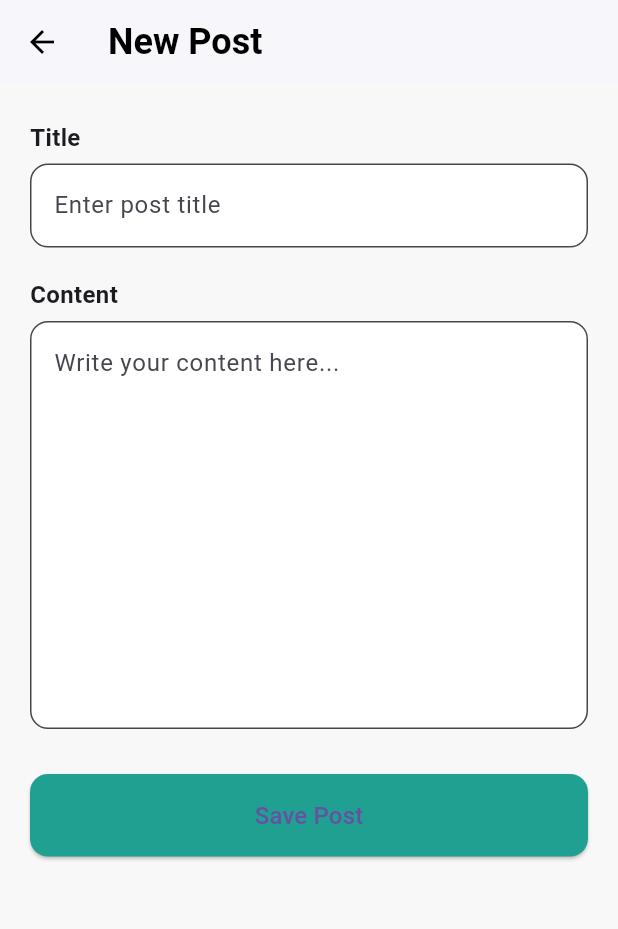
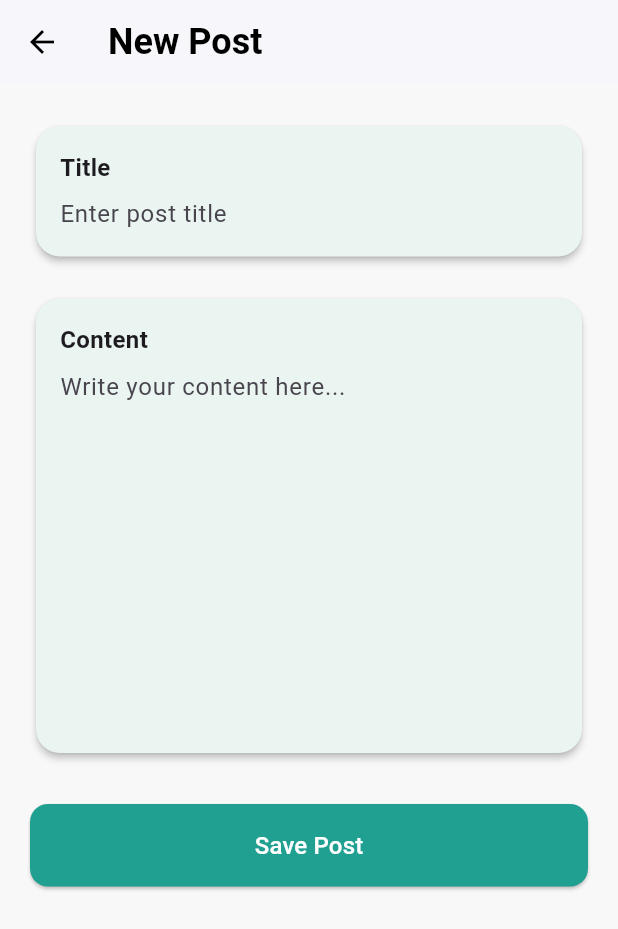
Before and after one commit to soeun0127/forkcast, a Flutter app: the HomePage screen opened directly, item 2 of the bottom bar chosen, after a tap on the "edit" icon, on a phone screen of 412 x 824 dp. Shown: the top 929 px of the screen. Run offline on Flutter 3.47's test engine with Material 3 defaults, Android fonts, the light colour scheme and no system bars; our stand-ins replace camera, permission_handler, shared_preferences, table_calendar; missing offline and left inert: barcode_scan2; accounts and stored records are empty; network calls fail.

Commit message:
recommended meal success

```diff
--- a/lib/community_dir/community.dart
+++ b/lib/community_dir/community.dart
@@ -92,6 +92,7 @@ class _CommunityPageState extends State<CommunityPage> {
             }
           },
             child: Card(
+              color: const Color(0xFFEAF4F0),
               margin: const EdgeInsets.only(bottom: 16),
               elevation: 3,
               child: Padding(
@@ -127,7 +128,7 @@ class _CommunityPageState extends State<CommunityPage> {
           Navigator.push(context, MaterialPageRoute(builder: (context) => const NewPostPage()));
         },
         backgroundColor: const Color(0xFF20A090),
-        child: const Icon(Icons.edit),
+        child: const Icon(Icons.edit, color: Colors.white),
       ),
       bottomNavigationBar: BottomNavigationBar(
         currentIndex: _selectedIndex,
--- a/lib/community_dir/new_post.dart
+++ b/lib/community_dir/new_post.dart
@@ -70,37 +70,49 @@ class _NewPostPageState extends State<NewPostPage> {
         child: Column(
           crossAxisAlignment: CrossAxisAlignment.start,
           children: [
-            const Text(
-              "Title",
-              style: TextStyle(fontSize: 16, fontWeight: FontWeight.w600),
-            ),
-            const SizedBox(height: 6),
+            Card(
+              color: const Color(0xFFEAF4F0),
+              shape: RoundedRectangleBorder(borderRadius: BorderRadius.circular(16)),
+              elevation: 2,
+              child: Padding(
+                padding: const EdgeInsets.all(16),
+                child: Column(
+                  crossAxisAlignment: CrossAxisAlignment.start,
+                  children: [
+                    const Text("Title",
+                        style: TextStyle(fontSize: 16, fontWeight: FontWeight.w600)),
+                    const SizedBox(height: 8),
                     TextField(
                       controller: _titleController,
-              decoration: InputDecoration(
-                hintText: "Enter post title",
-                border: OutlineInputBorder(borderRadius: BorderRadius.circular(12)),
-                filled: true,
-                fillColor: Colors.white,
+                      decoration: const InputDecoration.collapsed(hintText: "Enter post title"),
+                    ),
+                  ],
+                ),
               ),
             ),
             const SizedBox(height: 20),
-            const Text(
-              "Content",
-              style: TextStyle(fontSize: 16, fontWeight: FontWeight.w600),
-            ),
-            const SizedBox(height: 6),
+            Card(
+              color: const Color(0xFFEAF4F0),
+              shape: RoundedRectangleBorder(borderRadius: BorderRadius.circular(16)),
+              elevation: 2,
+              child: Padding(
+                padding: const EdgeInsets.all(16),
+                child: Column(
+                  crossAxisAlignment: CrossAxisAlignment.start,
+                  children: [
+                    const Text("Content",
+                        style: TextStyle(fontSize: 16, fontWeight: FontWeight.w600)),
+                    const SizedBox(height: 8),
                     TextField(
                       controller: _contentController,
-              decoration: InputDecoration(
-                hintText: "Write your content here...",
-                border: OutlineInputBorder(borderRadius: BorderRadius.circular(12)),
-                filled: true,
-                fillColor: Colors.white,
-              ),
+                      decoration: const InputDecoration.collapsed(hintText: "Write your content here..."),
                       maxLines: null,
                       minLines: 10,
                       keyboardType: TextInputType.multiline,
+                    ),
+                  ],
+                ),
+              ),
             ),
             const SizedBox(height: 30),
             SizedBox(
@@ -114,10 +126,8 @@ class _NewPostPageState extends State<NewPostPage> {
                     borderRadius: BorderRadius.circular(12),
                   ),
                 ),
-                child: const Text(
-                  "Save Post",
-                  style: TextStyle(fontSize: 16),
-                ),
+                child: const Text("Save Post",
+                    style: TextStyle(fontSize: 16, color: Colors.white)),
               ),
             ),
           ],
--- a/lib/community_dir/post_detail.dart
+++ b/lib/community_dir/post_detail.dart
@@ -145,7 +145,7 @@ class _PostDetailPageState extends State<PostDetailPage> {
                   style: ElevatedButton.styleFrom(
                     backgroundColor: const Color(0xFF20A090),
                   ),
-                  child: const Text('Post'),
+                  child: const Text('Post', style: TextStyle(color: Colors.white),),
                 ),
               ],
             ),
--- a/lib/home.dart
+++ b/lib/home.dart
@@ -3,7 +3,7 @@ import 'dart:convert';
 import 'package:flutter/material.dart';
 import 'package:solution_challenge/community_dir/community.dart';
 import 'package:solution_challenge/recommend/recommended_meal.dart';
-import 'package:solution_challenge/test_ai.dart';
+import 'package:solution_challenge/show_barcode.dart';
 import 'barcode.dart';
 import 'user_info/edit_health_data.dart';
 import 'calendar.dart';
@@ -12,6 +12,7 @@ import 'profile.dart';
 import 'camera.dart';
 import 'today_meal_record.dart';
 import 'package:http/http.dart' as http;
+import 'package:barcode_scan2/barcode_scan2.dart';
 
 class HomePage extends StatefulWidget {
   const HomePage({super.key});
@@ -24,11 +25,27 @@ class _HomePageState extends State<HomePage> {
   int weekOffset = 0;
   int _selectedIndex = 0;
   DateTime today = DateTime.now();
+  String barcode = "";
 
   List<DateTime> getCurrentWeekDates() {
     int weekday = today.weekday;
     DateTime start = today.subtract(Duration(days: weekday - 1)).add(Duration(days: 7 * weekOffset));
     return List.generate(7, (i) => start.add(Duration(days: i)));
+  }
+
+  Future<void> scanBarcode() async {
+    try{
+      var result = await BarcodeScanner.scan();
+      barcode = result.rawContent;
+
+      if (barcode.isNotEmpty){
+        Navigator.push(context, MaterialPageRoute(builder: (context) => BarcodeResultPage(barcode: barcode,)));
+      }
+    } catch (e) {
+      setState(() {
+        barcode = "Failed to get barcode : $e";
+      });
+    }
   }
 
   @override
@@ -158,35 +175,17 @@ class _HomePageState extends State<HomePage> {
                   const SizedBox(height: 16),
                   Row(
                     children: [
-                      //없애기
                       const SizedBox(width: 12),
                       Expanded(
                         child: ElevatedButton(
-                          onPressed: () {
-                            Navigator.push(context, MaterialPageRoute(builder: (context) => SimpleHelloPage()));
-                          },
+                          onPressed: scanBarcode,
                           style: ElevatedButton.styleFrom(
                             backgroundColor: const Color(0xFF1AB098),
                             shape: RoundedRectangleBorder(
                               borderRadius: BorderRadius.circular(24),
                             ),
                           ),
-                          child: const Text("Scan Barcode"),
-                        ),
-                      ),
-                      const SizedBox(width: 12),
-                      Expanded(
-                        child: ElevatedButton(
-                          onPressed: () {
-                            Navigator.push(context, MaterialPageRoute(builder: (context) => BarcodeScan()));
-                          },
-                          style: ElevatedButton.styleFrom(
-                            backgroundColor: const Color(0xFF1AB098),
-                            shape: RoundedRectangleBorder(
-                              borderRadius: BorderRadius.circular(24),
-                            ),
-                          ),
-                          child: const Text("Scan Barcode"),
+                          child: const Text("Scan Barcode",style: TextStyle(color: Colors.white)),
                         ),
                       ),
                     ],
--- a/lib/profile.dart
+++ b/lib/profile.dart
@@ -53,7 +53,7 @@ class _ProfilePageState extends State<ProfilePage> {
               children: [
                 _buildProfileTile(Icons.favorite_border, 'Check Information'),
                 _buildProfileTile(
-                    Icons.calendar_month, 'Weekly Meal Evaluation'),
+                    Icons.calendar_month, 'Analyze Meal'),
                 _buildProfileTile(Icons.forum, 'User Community'),
                 _buildProfileTile(Icons.logout, 'log out'),
               ],
@@ -124,6 +124,9 @@ class _ProfilePageState extends State<ProfilePage> {
         else if(title == 'User Community') {
           Navigator.push(context, MaterialPageRoute(builder: (context) => CommunityPage()));
         }
+        else if(title == 'Analyze Meal') {
+          Navigator.push(context, MaterialPageRoute(builder: (context) => CalendarPage()));
+        }
       },
     );
   }
```
Also changed, not shown: lib/calendar.dart (+35 -14 lines), lib/recommend/info_recommended_meal.dart (+4 -4 lines), lib/recommend/recommended_meal.dart (+92 -121 lines), lib/show_barcode.dart (added, +82 -0 lines), lib/test_ai.dart (deleted, +0 -90 lines). Lines whose indentation alone changed are shown as unchanged.
